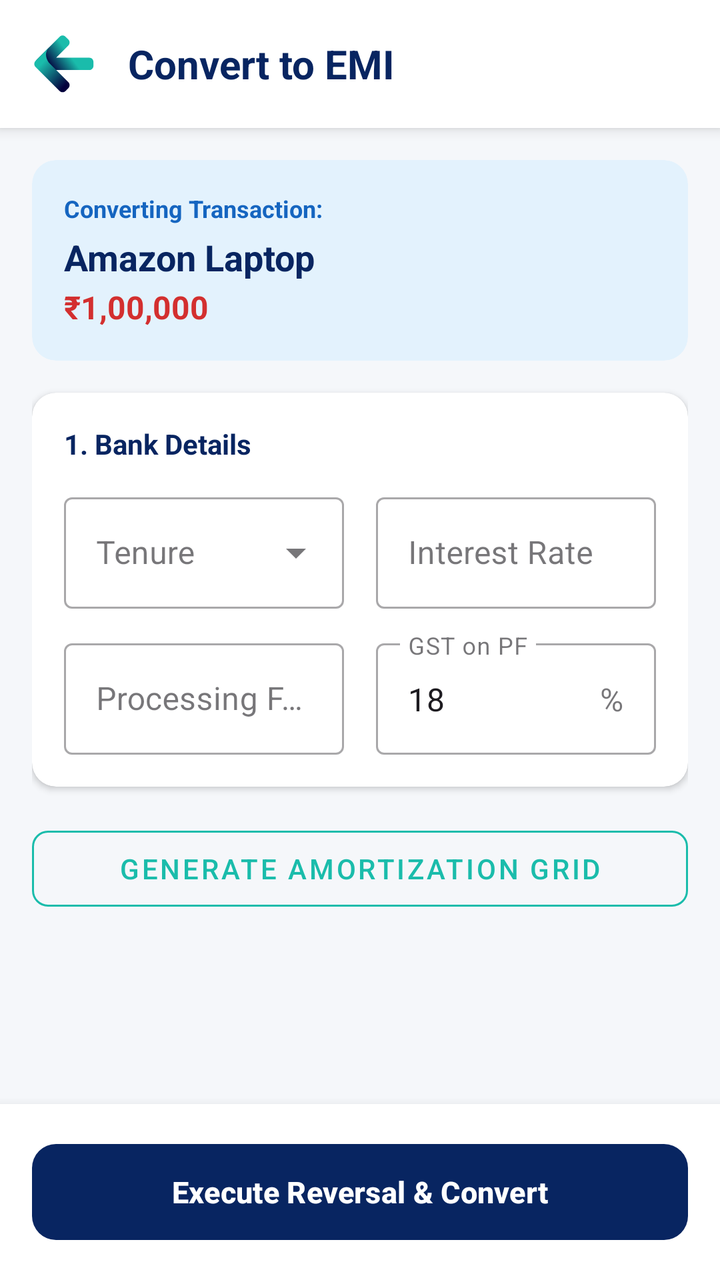
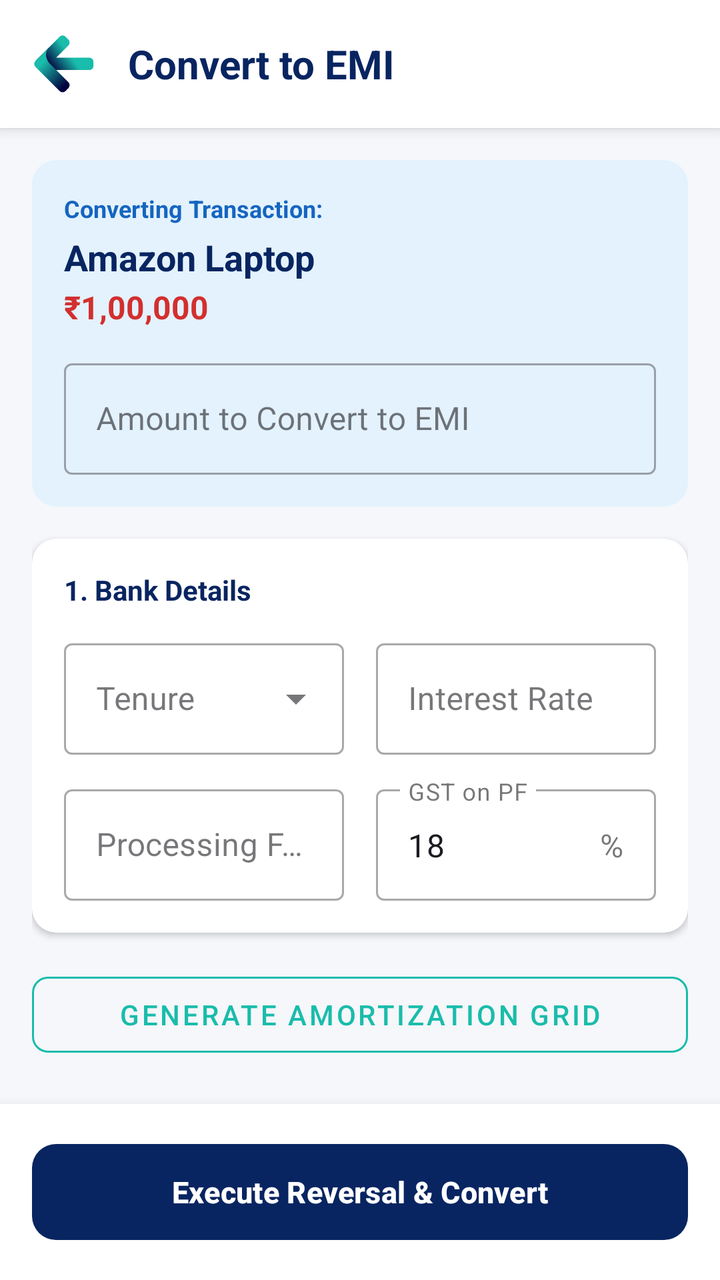

An Android layout rendered at two revisions. The XML below is the earlier revision; the diff shows what the commit changed to produce the second picture.
<!-- AndroidManifest.xml: application theme Theme.FinTrack -->
<!-- res/layout/activity_convert_emi.xml -->
<?xml version="1.0" encoding="utf-8"?>
<androidx.constraintlayout.widget.ConstraintLayout xmlns:android="http://schemas.android.com/apk/res/android"
    xmlns:app="http://schemas.android.com/apk/res-auto"
    android:layout_width="match_parent"
    android:layout_height="match_parent"
    xmlns:tools="http://schemas.android.com/tools"
    android:background="#F5F7FA"
    android:id="@+id/mainConvertEmi"
    tools:ignore="HardcodedText, ContentDescription">

    <LinearLayout
        android:id="@+id/topBar"
        android:layout_width="match_parent"
        android:layout_height="wrap_content"
        android:background="#FFFFFF"
        android:elevation="4dp"
        android:gravity="center_vertical"
        android:padding="16dp"
        app:layout_constraintTop_toTopOf="parent">

        <ImageView
            android:id="@+id/ivBack"
            android:layout_width="32dp"
            android:layout_height="32dp"
            android:background="?attr/selectableItemBackgroundBorderless"
            android:src="@drawable/back" />

        <TextView
            android:layout_width="wrap_content"
            android:layout_height="wrap_content"
            android:layout_marginStart="16dp"
            android:text="Convert to EMI"
            android:textColor="#082561"
            android:textSize="20sp"
            android:textStyle="bold" />
    </LinearLayout>

    <androidx.core.widget.NestedScrollView
        android:layout_width="match_parent"
        android:layout_height="0dp"
        app:layout_constraintTop_toBottomOf="@id/topBar"
        app:layout_constraintBottom_toTopOf="@id/bottomSaveContainer"
        android:fillViewport="true">

        <LinearLayout
            android:layout_width="match_parent"
            android:layout_height="wrap_content"
            android:orientation="vertical"
            android:padding="16dp">

            
            <com.google.android.material.card.MaterialCardView
                android:layout_width="match_parent"
                android:layout_height="wrap_content"
                android:layout_marginBottom="16dp"
                app:cardBackgroundColor="#E3F2FD"
                app:cardCornerRadius="12dp"
                app:strokeWidth="0dp">
                <LinearLayout
                    android:layout_width="match_parent"
                    android:layout_height="wrap_content"
                    android:orientation="vertical"
                    android:padding="16dp">
                    <TextView
                        android:layout_width="wrap_content"
                        android:layout_height="wrap_content"
                        android:text="Converting Transaction:"
                        android:textColor="#1565C0"
                        android:textSize="12sp"
                        android:textStyle="bold"/>
                    <TextView
                        android:id="@+id/tvOriginalTitle"
                        android:layout_width="wrap_content"
                        android:layout_height="wrap_content"
                        android:text="Amazon Laptop"
                        android:textColor="#082561"
                        android:textSize="18sp"
                        android:textStyle="bold"
                        android:layout_marginTop="4dp"/>
                    <TextView
                        android:id="@+id/tvOriginalAmount"
                        android:layout_width="wrap_content"
                        android:layout_height="wrap_content"
                        android:text="₹1,00,000"
                        android:textColor="#D32F2F"
                        android:textSize="16sp"
                        android:textStyle="bold"
                        android:layout_marginTop="2dp"/>
                </LinearLayout>
            </com.google.android.material.card.MaterialCardView>

            
            <com.google.android.material.card.MaterialCardView
                android:layout_width="match_parent"
                android:layout_height="wrap_content"
                android:layout_marginBottom="16dp"
                app:cardBackgroundColor="#FFFFFF"
                app:cardCornerRadius="12dp"
                app:strokeWidth="0dp"
                app:cardElevation="2dp">
                <LinearLayout
                    android:layout_width="match_parent"
                    android:layout_height="wrap_content"
                    android:orientation="vertical"
                    android:padding="16dp">
                    <TextView
                        android:layout_width="wrap_content"
                        android:layout_height="wrap_content"
                        android:text="1. Bank Details"
                        android:textColor="#082561"
                        android:textSize="14sp"
                        android:textStyle="bold"
                        android:layout_marginBottom="12dp"/>

                    <LinearLayout
                        android:layout_width="match_parent"
                        android:layout_height="wrap_content"
                        android:orientation="horizontal"
                        android:baselineAligned="false">
                        <com.google.android.material.textfield.TextInputLayout
                            style="@style/Widget.MaterialComponents.TextInputLayout.OutlinedBox.ExposedDropdownMenu"
                            android:layout_width="0dp"
                            android:layout_height="wrap_content"
                            android:layout_weight="1"
                            android:layout_marginEnd="8dp"
                            android:hint="Tenure">
                            <com.google.android.material.textfield.MaterialAutoCompleteTextView
                                android:id="@+id/spinTenure"
                                android:layout_width="match_parent"
                                android:layout_height="wrap_content"
                                android:inputType="none"/>
                        </com.google.android.material.textfield.TextInputLayout>

                        <com.google.android.material.textfield.TextInputLayout
                            style="@style/Widget.MaterialComponents.TextInputLayout.OutlinedBox"
                            android:layout_width="0dp"
                            android:layout_height="wrap_content"
                            android:layout_weight="1"
                            android:layout_marginStart="8dp"
                            android:hint="Interest Rate"
                            app:suffixText="%">
                            <com.google.android.material.textfield.TextInputEditText
                                android:id="@+id/etInterestRate"
                                android:layout_width="match_parent"
                                android:layout_height="wrap_content"
                                android:inputType="numberDecimal" />
                        </com.google.android.material.textfield.TextInputLayout>
                    </LinearLayout>

                    <LinearLayout
                        android:layout_width="match_parent"
                        android:layout_height="wrap_content"
                        android:orientation="horizontal"
                        android:layout_marginTop="12dp"
                        android:baselineAligned="false">
                        <com.google.android.material.textfield.TextInputLayout
                            style="@style/Widget.MaterialComponents.TextInputLayout.OutlinedBox"
                            android:layout_width="0dp"
                            android:layout_height="wrap_content"
                            android:layout_weight="1"
                            android:layout_marginEnd="8dp"
                            android:hint="Processing Fee"
                            app:prefixText="₹">
                            <com.google.android.material.textfield.TextInputEditText
                                android:id="@+id/etProcessingFee"
                                android:layout_width="match_parent"
                                android:layout_height="wrap_content"
                                android:inputType="numberDecimal" />
                        </com.google.android.material.textfield.TextInputLayout>

                        <com.google.android.material.textfield.TextInputLayout
                            style="@style/Widget.MaterialComponents.TextInputLayout.OutlinedBox"
                            android:layout_width="0dp"
                            android:layout_height="wrap_content"
                            android:layout_weight="1"
                            android:layout_marginStart="8dp"
                            android:hint="GST on PF"
                            app:suffixText="%">
                            <com.google.android.material.textfield.TextInputEditText
                                android:id="@+id/etGstOnPf"
                                android:layout_width="match_parent"
                                android:layout_height="wrap_content"
                                android:text="18"
                                android:inputType="numberDecimal" />
                        </com.google.android.material.textfield.TextInputLayout>
                    </LinearLayout>
                </LinearLayout>
            </com.google.android.material.card.MaterialCardView>

            
            <com.google.android.material.card.MaterialCardView
                android:id="@+id/cardPrivilegeCharges"
                android:layout_width="match_parent"
                android:layout_height="wrap_content"
                android:layout_marginBottom="16dp"
                app:cardBackgroundColor="#FFFFFF"
                app:cardCornerRadius="12dp"
                app:strokeWidth="0dp"
                app:cardElevation="2dp"
                android:visibility="gone">
                <LinearLayout
                    android:layout_width="match_parent"
                    android:layout_height="wrap_content"
                    android:orientation="vertical"
                    android:padding="16dp">
                    <TextView
                        android:layout_width="wrap_content"
                        android:layout_height="wrap_content"
                        android:text="2. Other Charges (if any)"
                        android:textColor="#082561"
                        android:textSize="14sp"
                        android:textStyle="bold"
                        android:layout_marginBottom="4dp"/>
                    <TextView
                        android:layout_width="wrap_content"
                        android:layout_height="wrap_content"
                        android:text="Add a flat extra fee. It will automatically be distributed to the FinMate(s) involved in this purchase."
                        android:textColor="#667085"
                        android:textSize="12sp"
                        android:layout_marginBottom="12dp"/>

                    <com.google.android.material.textfield.TextInputLayout
                        style="@style/Widget.MaterialComponents.TextInputLayout.OutlinedBox"
                        android:layout_width="match_parent"
                        android:layout_height="wrap_content"
                        android:hint="Total Other Charges"
                        app:prefixText="₹">
                        <com.google.android.material.textfield.TextInputEditText
                            android:id="@+id/etTotalPrivilegeCharge"
                            android:layout_width="match_parent"
                            android:layout_height="wrap_content"
                            android:inputType="numberDecimal" />
                    </com.google.android.material.textfield.TextInputLayout>
                </LinearLayout>
            </com.google.android.material.card.MaterialCardView>

            <com.google.android.material.button.MaterialButton
                android:id="@+id/btnGenerateGrid"
                style="@style/Widget.MaterialComponents.Button.OutlinedButton"
                android:layout_width="match_parent"
                android:layout_height="50dp"
                android:layout_marginBottom="16dp"
                android:text="Generate Amortization Grid"
                android:textColor="#1abcab"
                app:strokeColor="#1abcab"
                app:cornerRadius="8dp" />

            
            <com.google.android.material.card.MaterialCardView
                android:id="@+id/cardAmortizationGrid"
                android:layout_width="match_parent"
                android:layout_height="wrap_content"
                android:layout_marginBottom="16dp"
                app:cardBackgroundColor="#FFFFFF"
                app:cardCornerRadius="12dp"
                app:strokeWidth="0dp"
                app:cardElevation="2dp"
                android:visibility="gone">
                <LinearLayout
                    android:layout_width="match_parent"
                    android:layout_height="wrap_content"
                    android:orientation="vertical"
                    android:padding="16dp">

                    <TextView
                        android:layout_width="wrap_content"
                        android:layout_height="wrap_content"
                        android:text="3. Bank Amortization Table"
                        android:textColor="#082561"
                        android:textSize="14sp"
                        android:textStyle="bold"
                        android:layout_marginBottom="4dp"/>
                    <TextView
                        android:layout_width="wrap_content"
                        android:layout_height="wrap_content"
                        android:text="You can manually edit the 1st month to match exact bank charges."
                        android:textColor="#667085"
                        android:textSize="12sp"
                        android:layout_marginBottom="12dp"/>

                    <LinearLayout
                        android:layout_width="match_parent"
                        android:layout_height="wrap_content"
                        android:orientation="horizontal"
                        android:paddingBottom="4dp"
                        android:baselineAligned="false">
                        <TextView android:layout_width="30dp" android:layout_height="wrap_content" android:text="#" android:textSize="11sp" android:textStyle="bold" android:gravity="center"/>
                        <TextView android:layout_width="0dp" android:layout_weight="1" android:layout_height="wrap_content" android:text="Principal" android:textSize="11sp" android:textStyle="bold" android:gravity="center"/>
                        <TextView android:layout_width="0dp" android:layout_weight="1" android:layout_height="wrap_content" android:text="Interest" android:textSize="11sp" android:textStyle="bold" android:gravity="center"/>
                        <TextView android:layout_width="0dp" android:layout_weight="0.8" android:layout_height="wrap_content" android:text="GST" android:textSize="11sp" android:textStyle="bold" android:gravity="center"/>
                        <TextView android:layout_width="0dp" android:layout_weight="1.2" android:layout_height="wrap_content" android:text="Bank Due" android:textSize="11sp" android:textStyle="bold" android:gravity="end"/>
                    </LinearLayout>
                    <View android:layout_width="match_parent" android:layout_height="1dp" android:background="#E0E0E0" android:layout_marginBottom="8dp"/>

                    <LinearLayout
                        android:id="@+id/layoutGridContainer"
                        android:layout_width="match_parent"
                        android:layout_height="wrap_content"
                        android:orientation="vertical"/>
                </LinearLayout>
            </com.google.android.material.card.MaterialCardView>

        </LinearLayout>
    </androidx.core.widget.NestedScrollView>

    <FrameLayout
        android:id="@+id/bottomSaveContainer"
        android:layout_width="match_parent"
        android:layout_height="wrap_content"
        android:background="#FFFFFF"
        android:elevation="8dp"
        android:padding="16dp"
        app:layout_constraintBottom_toBottomOf="parent">

        <com.google.android.material.button.MaterialButton
            android:id="@+id/btnConvertEmi"
            android:layout_width="match_parent"
            android:layout_height="56dp"
            android:text="Execute Reversal &amp; Convert"
            android:textColor="#FFFFFF"
            android:textSize="15sp"
            android:textStyle="bold"
            app:backgroundTint="#082561"
            app:cornerRadius="12dp"
            android:enabled="false"/>
    </FrameLayout>
</androidx.constraintlayout.widget.ConstraintLayout>
<!-- resources referenced by this layout -->
<resources>
  <!-- drawable back (drawable) -->
  <vector xmlns:android="http://schemas.android.com/apk/res/android"
      xmlns:aapt="http://schemas.android.com/aapt"
      android:width="24dp"
      android:height="24dp"
      android:viewportWidth="256"
      android:viewportHeight="256">
    <path
        android:pathData="M18.82,110.6L110.35,19.07c6.64,-6.64 17.41,-6.64 24.05,0l11.01,11.01c6.64,6.64 6.64,17.41 0,24.05L96.84,102.72l2.58,0l92.53,0l36.91,0c9.39,0 17.01,7.61 17.01,17.01l0,15.57c0,9.39 -7.61,17.01 -17.01,17.01L191.94,152.31L125.08,152.31l-81.61,0L43.48,127.51l-17.65,0C17,127.51 12.58,116.84 18.82,110.6z"
        android:strokeLineJoin="miter"
        android:strokeWidth="2.63"
        android:fillType="nonZero"
        android:strokeColor="#00000000"
        android:strokeLineCap="butt">
      <aapt:attr name="android:fillColor">
        <gradient
            android:startX="155.06"
            android:startY="98.43"
            android:endX="80.73"
            android:endY="153.49"
            android:type="linear">
          <item android:offset="0" android:color="#FF1ABCAB"/>
          <item android:offset="1" android:color="#FF03003D"/>
        </gradient>
      </aapt:attr>
    </path>
    <path
        android:pathData="M14.3,139.9l96.05,96.05c6.64,6.64 17.41,6.64 24.05,0l11.01,-11.01c6.64,-6.64 6.64,-17.41 0,-24.05L72.04,127.51c-14.71,-14.71 -25.31,-44.83 -2.92,-67.21L14.3,115.12C7.45,121.97 7.45,133.06 14.3,139.9z"
        android:strokeLineJoin="miter"
        android:strokeWidth="2.63"
        android:fillType="nonZero"
        android:strokeColor="#00000000"
        android:strokeLineCap="butt">
      <aapt:attr name="android:fillColor">
        <gradient
            android:startX="52.73"
            android:startY="112.38"
            android:endX="145.09"
            android:endY="201.61"
            android:type="linear">
          <item android:offset="0" android:color="#FF1ABCAB"/>
          <item android:offset="1" android:color="#FF03003D"/>
        </gradient>
      </aapt:attr>
    </path>
  </vector>
  <style name="Theme.FinTrack" parent="Base.Theme.FinTrack" />
  <style name="Base.Theme.FinTrack" parent="Theme.Material3.Light.NoActionBar">
          
          <item name="colorPrimary">#082561</item>
          <item name="colorSecondary">#1ABCAB</item>
  
          
          <item name="android:windowLightStatusBar">true</item>
          <item name="android:statusBarColor">#FFFFFF</item>
      </style>
</resources>

<!-- the commit's change to res/layout/activity_convert_emi.xml (unified diff, before → after) -->
@@ -86,6 +86,22 @@
                         android:textSize="16sp"
                         android:textStyle="bold"
                         android:layout_marginTop="2dp"/>
+
+                    
+                    <com.google.android.material.textfield.TextInputLayout
+                        style="@style/Widget.MaterialComponents.TextInputLayout.OutlinedBox"
+                        android:layout_width="match_parent"
+                        android:layout_height="wrap_content"
+                        android:layout_marginTop="12dp"
+                        android:hint="Amount to Convert to EMI"
+                        app:prefixText="₹">
+                        <com.google.android.material.textfield.TextInputEditText
+                            android:id="@+id/etConversionAmount"
+                            android:layout_width="match_parent"
+                            android:layout_height="wrap_content"
+                            android:inputType="numberDecimal" />
+                    </com.google.android.material.textfield.TextInputLayout>
+
                 </LinearLayout>
             </com.google.android.material.card.MaterialCardView>
 
@@ -206,7 +222,7 @@
                     <TextView
                         android:layout_width="wrap_content"
                         android:layout_height="wrap_content"
-                        android:text="2. Other Charges (if any)"
+                        android:text="2. Privilege Charges (Your Profit)"
                         android:textColor="#082561"
                         android:textSize="14sp"
                         android:textStyle="bold"
@@ -223,7 +239,7 @@
                         style="@style/Widget.MaterialComponents.TextInputLayout.OutlinedBox"
                         android:layout_width="match_parent"
                         android:layout_height="wrap_content"
-                        android:hint="Total Other Charges"
+                        android:hint="Total Privilege Charge"
                         app:prefixText="₹">
                         <com.google.android.material.textfield.TextInputEditText
                             android:id="@+id/etTotalPrivilegeCharge"
